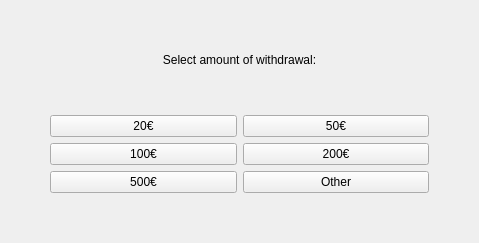
Old version of the form Ohjelman käyttöliittymät/Gui/withdrawalview.ui in the repository JIkaheimo/ohjelmistokehityksen-sovellusprojekti-2k19.
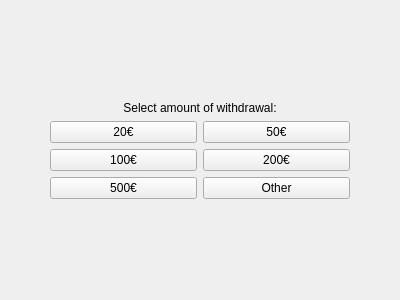
New version of the form.

Patch:
```diff
--- a/Ohjelman käyttöliittymät/Gui/withdrawalview.ui
+++ b/Ohjelman käyttöliittymät/Gui/withdrawalview.ui
@@ -6,8 +6,8 @@
    <rect>
     <x>0</x>
     <y>0</y>
-    <width>479</width>
-    <height>243</height>
+    <width>400</width>
+    <height>300</height>
    </rect>
   </property>
   <property name="windowTitle">
@@ -15,16 +15,32 @@
   </property>
   <layout class="QGridLayout" name="gridLayout">
    <property name="leftMargin">
-    <number>50</number>
+    <number>0</number>
+   </property>
+   <property name="topMargin">
+    <number>0</number>
    </property>
    <property name="rightMargin">
-    <number>50</number>
+    <number>0</number>
    </property>
    <property name="bottomMargin">
-    <number>50</number>
+    <number>0</number>
    </property>
-   <item row="0" column="0" colspan="2">
+   <item row="2" column="1">
+    <widget class="QPushButton" name="btnWithdraw20">
+     <property name="text">
+      <string>20€</string>
+     </property>
+    </widget>
+   </item>
+   <item row="1" column="1" colspan="2">
     <widget class="QLabel" name="labelInfo">
+     <property name="sizePolicy">
+      <sizepolicy hsizetype="Preferred" vsizetype="Fixed">
+       <horstretch>0</horstretch>
+       <verstretch>0</verstretch>
+      </sizepolicy>
+     </property>
      <property name="text">
       <string>Select amount of withdrawal:</string>
      </property>
@@ -33,48 +49,105 @@
      </property>
     </widget>
    </item>
-   <item row="1" column="0">
-    <widget class="QPushButton" name="btnWithdraw20">
-     <property name="text">
-      <string>20€</string>
-     </property>
-    </widget>
-   </item>
-   <item row="2" column="0">
-    <widget class="QPushButton" name="btnWithdraw100">
-     <property name="text">
-      <string>100€</string>
-     </property>
-    </widget>
-   </item>
-   <item row="1" column="1">
+   <item row="2" column="2">
     <widget class="QPushButton" name="btnWithdraw50">
+     <property name="sizePolicy">
+      <sizepolicy hsizetype="Minimum" vsizetype="Fixed">
+       <horstretch>0</horstretch>
+       <verstretch>0</verstretch>
+      </sizepolicy>
+     </property>
      <property name="text">
       <string>50€</string>
      </property>
     </widget>
    </item>
-   <item row="2" column="1">
-    <widget class="QPushButton" name="btnWithdraw200">
-     <property name="text">
-      <string>200€</string>
-     </property>
-    </widget>
-   </item>
-   <item row="3" column="1">
+   <item row="4" column="2">
     <widget class="QPushButton" name="btnWithdrawX">
      <property name="text">
       <string>Other</string>
      </property>
     </widget>
    </item>
-   <item row="3" column="0">
+   <item row="0" column="1">
+    <spacer name="verticalSpacer">
+     <property name="orientation">
+      <enum>Qt::Vertical</enum>
+     </property>
+     <property name="sizeHint" stdset="0">
+      <size>
+       <width>20</width>
+       <height>40</height>
+      </size>
+     </property>
+    </spacer>
+   </item>
+   <item row="4" column="1">
     <widget class="QPushButton" name="btnWithdraw500">
      <property name="text">
       <string>500€</string>
      </property>
     </widget>
    </item>
+   <item row="3" column="0">
+    <spacer name="horizontalSpacer">
+     <property name="orientation">
+      <enum>Qt::Horizontal</enum>
+     </property>
+     <property name="sizeType">
+      <enum>QSizePolicy::Fixed</enum>
+     </property>
+     <property name="sizeHint" stdset="0">
+      <size>
+       <width>50</width>
+       <height>20</height>
+      </size>
+     </property>
+    </spacer>
+   </item>
+   <item row="3" column="3">
+    <spacer name="horizontalSpacer_2">
+     <property name="orientation">
+      <enum>Qt::Horizontal</enum>
+     </property>
+     <property name="sizeType">
+      <enum>QSizePolicy::Fixed</enum>
+     </property>
+     <property name="sizeHint" stdset="0">
+      <size>
+       <width>50</width>
+       <height>20</height>
+      </size>
+     </property>
+    </spacer>
+   </item>
+   <item row="3" column="1">
+    <widget class="QPushButton" name="btnWithdraw100">
+     <property name="text">
+      <string>100€</string>
+     </property>
+    </widget>
+   </item>
+   <item row="3" column="2">
+    <widget class="QPushButton" name="btnWithdraw200">
+     <property name="text">
+      <string>200€</string>
+     </property>
+    </widget>
+   </item>
+   <item row="5" column="1">
+    <spacer name="verticalSpacer_2">
+     <property name="orientation">
+      <enum>Qt::Vertical</enum>
+     </property>
+     <property name="sizeHint" stdset="0">
+      <size>
+       <width>20</width>
+       <height>40</height>
+      </size>
+     </property>
+    </spacer>
+   </item>
   </layout>
  </widget>
  <resources/>
```
